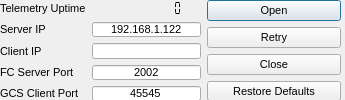
Above: gcs/ui/wificomms.ui from lijian8/ahns10 before the change. Below: the same form after it.
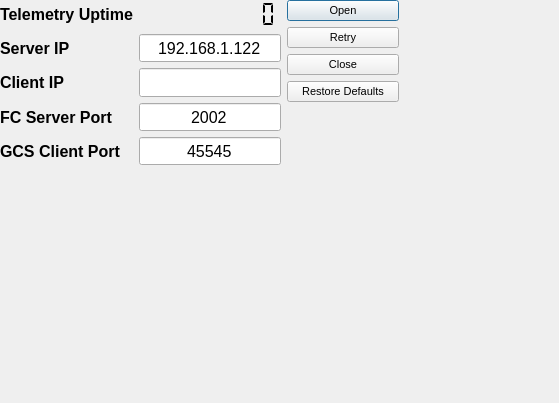
That is the form after the change.

The edit to the form file:
```diff
--- a/gcs/ui/wificomms.ui
+++ b/gcs/ui/wificomms.ui
@@ -6,8 +6,8 @@
    <rect>
     <x>0</x>
     <y>0</y>
-    <width>345</width>
-    <height>100</height>
+    <width>559</width>
+    <height>403</height>
    </rect>
   </property>
   <property name="windowTitle">
@@ -18,8 +18,8 @@
     <rect>
      <x>0</x>
      <y>0</y>
-     <width>341</width>
-     <height>101</height>
+     <width>399</width>
+     <height>165</height>
     </rect>
    </property>
    <layout class="QHBoxLayout" name="horizontalLayout">
@@ -29,9 +29,9 @@
        <widget class="QLabel" name="label_2">
         <property name="font">
          <font>
-          <pointsize>8</pointsize>
-          <weight>50</weight>
-          <bold>false</bold>
+          <pointsize>12</pointsize>
+          <weight>75</weight>
+          <bold>true</bold>
          </font>
         </property>
         <property name="text">
@@ -49,7 +49,9 @@
         </property>
         <property name="font">
          <font>
-          <pointsize>8</pointsize>
+          <pointsize>12</pointsize>
+          <weight>50</weight>
+          <bold>false</bold>
          </font>
         </property>
         <property name="text">
@@ -64,9 +66,9 @@
        <widget class="QLabel" name="label">
         <property name="font">
          <font>
-          <pointsize>8</pointsize>
-          <weight>50</weight>
-          <bold>false</bold>
+          <pointsize>12</pointsize>
+          <weight>75</weight>
+          <bold>true</bold>
          </font>
         </property>
         <property name="text">
@@ -84,7 +86,9 @@
         </property>
         <property name="font">
          <font>
-          <pointsize>8</pointsize>
+          <pointsize>12</pointsize>
+          <weight>50</weight>
+          <bold>false</bold>
          </font>
         </property>
         <property name="frameShape">
@@ -105,9 +109,9 @@
        <widget class="QLabel" name="label_5">
         <property name="font">
          <font>
-          <pointsize>8</pointsize>
-          <weight>50</weight>
-          <bold>false</bold>
+          <pointsize>12</pointsize>
+          <weight>75</weight>
+          <bold>true</bold>
          </font>
         </property>
         <property name="text">
@@ -119,7 +123,9 @@
        <widget class="QLabel" name="label_3">
         <property name="font">
          <font>
-          <pointsize>8</pointsize>
+          <pointsize>12</pointsize>
+          <weight>75</weight>
+          <bold>true</bold>
          </font>
         </property>
         <property name="text">
@@ -137,7 +143,9 @@
         </property>
         <property name="font">
          <font>
-          <pointsize>8</pointsize>
+          <pointsize>12</pointsize>
+          <weight>50</weight>
+          <bold>false</bold>
          </font>
         </property>
         <property name="text">
@@ -155,7 +163,9 @@
        <widget class="QLabel" name="label_4">
         <property name="font">
          <font>
-          <pointsize>8</pointsize>
+          <pointsize>12</pointsize>
+          <weight>75</weight>
+          <bold>true</bold>
          </font>
         </property>
         <property name="text">
@@ -173,7 +183,9 @@
         </property>
         <property name="font">
          <font>
-          <pointsize>8</pointsize>
+          <pointsize>12</pointsize>
+          <weight>50</weight>
+          <bold>false</bold>
          </font>
         </property>
         <property name="text">
@@ -194,7 +206,9 @@
         </property>
         <property name="font">
          <font>
-          <pointsize>8</pointsize>
+          <pointsize>12</pointsize>
+          <weight>50</weight>
+          <bold>false</bold>
          </font>
         </property>
         <property name="text">
```
